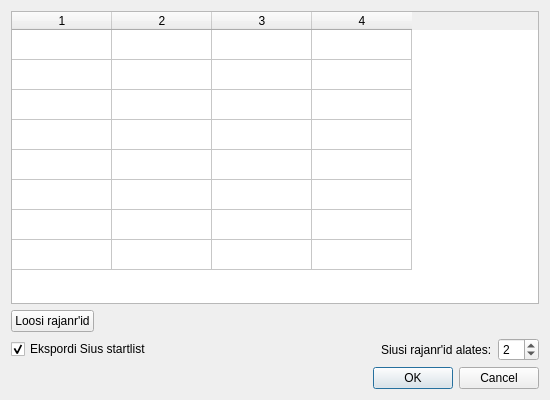
Qt form src/finalsfileexport.ui (ymeramees/protokollitaja) before a commit.
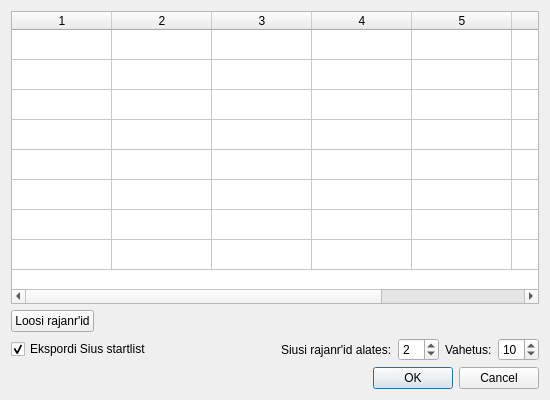
The same form after that commit. Icons and pictures are not drawn.

Diff of the .ui file:
```diff
--- a/src/finalsfileexport.ui
+++ b/src/finalsfileexport.ui
@@ -27,7 +27,7 @@
       <number>8</number>
      </property>
      <property name="columnCount">
-      <number>4</number>
+      <number>7</number>
      </property>
      <attribute name="horizontalHeaderVisible">
       <bool>true</bool>
@@ -50,6 +50,9 @@
      <column/>
      <column/>
      <column/>
+     <column/>
+     <column/>
+     <column/>
     </widget>
    </item>
    <item>
@@ -118,6 +121,20 @@
        </property>
       </widget>
      </item>
+     <item>
+      <widget class="QLabel" name="relayLabel">
+       <property name="text">
+        <string>Vahetus:</string>
+       </property>
+      </widget>
+     </item>
+     <item>
+      <widget class="QSpinBox" name="relayNumberBox">
+       <property name="value">
+        <number>10</number>
+       </property>
+      </widget>
+     </item>
     </layout>
    </item>
    <item>
```
